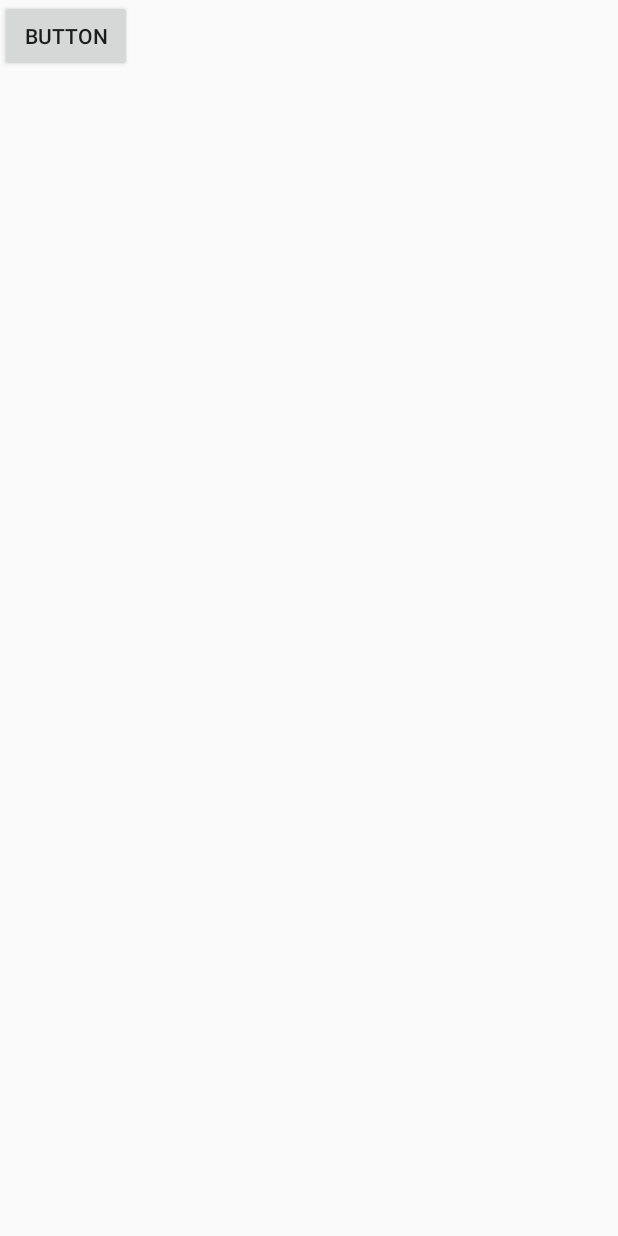
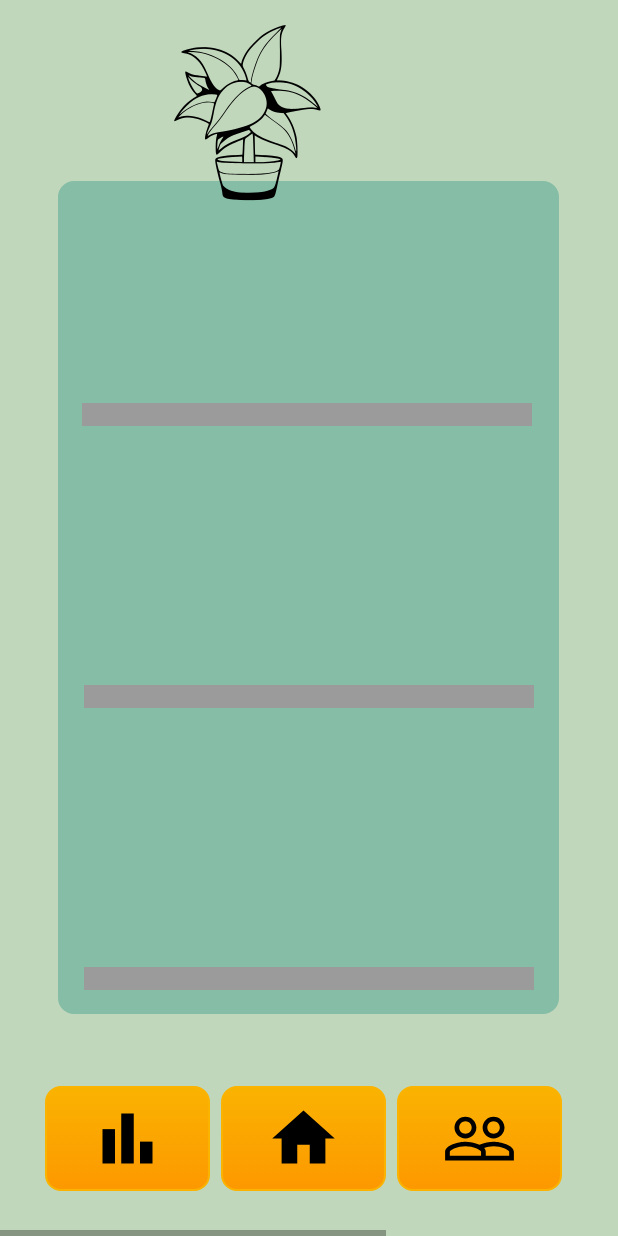
Before and after one commit to MarkSpaghetti/Waterify3.0, an Android app: the Shop screen opened directly, with no data from a screen before it, on a phone screen of 412 x 824 dp. Run offline under Robolectric (Android 15) with nearby library versions, the phone set to English and light mode, and no system bars.

Commit message:
shop + beginning sliding row

```diff
--- a/app/src/main/java/com/project/waterify30/Shop.java
+++ b/app/src/main/java/com/project/waterify30/Shop.java
@@ -3,12 +3,25 @@ package com.project.waterify30;
 import androidx.appcompat.app.AppCompatActivity;
 
 import android.os.Bundle;
+import android.view.View;
+import android.widget.ImageButton;
 
 public class Shop extends AppCompatActivity {
 
+    private ImageButton buttonHome;
+    private Logic logic = new Logic();
     @Override
     protected void onCreate(Bundle savedInstanceState) {
         super.onCreate(savedInstanceState);
         setContentView(R.layout.activity_shop);
+
+        buttonHome = (ImageButton) findViewById(R.id.home_button);
+        buttonHome.setOnClickListener(new View.OnClickListener() {
+            @Override
+            public void onClick(View v) {
+
+                logic.openActivity(Shop.this, Homepage.class);
+            }
+        });
     }
 }
--- a/app/src/main/res/layout/activity_shop.xml
+++ b/app/src/main/res/layout/activity_shop.xml
@@ -4,13 +4,118 @@
     xmlns:tools="http://schemas.android.com/tools"
     android:layout_width="match_parent"
     android:layout_height="match_parent"
-    tools:context=".Shop">
+    tools:context=".Shop"
+    android:background="@color/light_green">
 
-    <Button
-        android:id="@+id/button"
-        android:layout_width="wrap_content"
+    <ImageButton
+        android:id="@+id/statistics_button"
+        android:layout_width="110dp"
         android:layout_height="wrap_content"
-        android:text="Button"
-        tools:layout_editor_absoluteX="98dp"
-        tools:layout_editor_absoluteY="183dp" />
+        android:layout_marginStart="30dp"
+        android:src="@drawable/baseline_bar_chart_24"
+        android:background="@drawable/hp_buttons_background"
+        android:padding="10dp"
+        android:layout_marginBottom="30dp"
+        app:layout_constraintBottom_toBottomOf="parent"
+        app:layout_constraintStart_toEndOf="@id/home_button"
+        app:layout_constraintStart_toStartOf="parent"
+        />
+
+    <ImageButton
+        android:id="@+id/home_button"
+        android:layout_width="110dp"
+        android:layout_height="wrap_content"
+        android:src="@drawable/ic_home_black_24dp"
+        android:background="@drawable/hp_buttons_background"
+        android:padding="10dp"
+        android:layout_marginBottom="30dp"
+        app:layout_constraintBottom_toBottomOf="parent"
+        app:layout_constraintStart_toEndOf="@+id/statistics_button"
+        app:layout_constraintEnd_toStartOf="@id/socials_button"
+        />
+
+    <ImageButton
+        android:id="@+id/socials_button"
+        android:layout_width="110dp"
+        android:layout_height="wrap_content"
+        android:layout_marginEnd="30dp"
+        android:src="@drawable/baseline_people_outline_24dp"
+        android:background="@drawable/hp_buttons_background"
+        android:padding="10dp"
+        android:layout_marginBottom="30dp"
+        app:layout_constraintBottom_toBottomOf="parent"
+        app:layout_constraintStart_toEndOf="@+id/home_button"
+        app:layout_constraintEnd_toEndOf="parent"
+        />
+
+    <ImageView
+        android:id="@+id/ImageView1"
+        android:layout_width="334dp"
+        android:layout_height="555dp"
+        android:background="@drawable/green_background"
+        app:layout_constraintBottom_toTopOf="@+id/home_button"
+        app:layout_constraintEnd_toEndOf="parent"
+        app:layout_constraintHorizontal_bias="0.493"
+        app:layout_constraintStart_toStartOf="parent"
+        app:layout_constraintTop_toTopOf="parent"
+        app:layout_constraintVertical_bias="0.714" />
+
+    <ImageView
+        android:id="@+id/ImageView2"
+        android:layout_width="300dp"
+        android:layout_height="15dp"
+        android:layout_marginEnd="56dp"
+        android:layout_marginBottom="16dp"
+        android:background="@color/grey"
+        app:layout_constraintBottom_toBottomOf="@+id/ImageView1"
+        app:layout_constraintEnd_toEndOf="parent" />
+
+    <ImageView
+        android:id="@+id/ImageView3"
+        android:layout_width="300dp"
+        android:layout_height="15dp"
+        android:background="@color/grey"
+        app:layout_constraintBottom_toTopOf="@+id/ImageView2"
+        app:layout_constraintEnd_toEndOf="@+id/ImageView1"
+        app:layout_constraintStart_toStartOf="@+id/ImageView1"
+        app:layout_constraintTop_toBottomOf="@+id/ImageView4" />
+
+    <ImageView
+        android:id="@+id/ImageView4"
+        android:layout_width="300dp"
+        android:layout_height="15dp"
+        android:layout_marginStart="16dp"
+        android:layout_marginTop="148dp"
+        android:background="@color/grey"
+        app:layout_constraintStart_toStartOf="@+id/ImageView1"
+        app:layout_constraintTop_toTopOf="@+id/ImageView1" />
+
+    <HorizontalScrollView
+        android:layout_width="match_parent"
+        android:layout_height="match_parent"
+        >
+
+        <LinearLayout
+            android:layout_width="330dp"
+            android:layout_height="150dp"
+            android:orientation="horizontal" >
+
+            <ImageView
+                android:id="@+id/imageView8"
+                android:layout_width="330dp"
+                android:layout_height="150dp"
+                app:srcCompat="@drawable/plant" />
+
+            <ImageView
+                android:id="@+id/imageView9"
+                android:layout_width="330dp"
+                android:layout_height="150dp"
+                android:layout_weight="1"
+                app:srcCompat="@drawable/plant" />
+        </LinearLayout>
+    </HorizontalScrollView>
+
+
+
+
 </androidx.constraintlayout.widget.ConstraintLayout>
--- a/app/src/main/res/values/colors.xml
+++ b/app/src/main/res/values/colors.xml
@@ -2,6 +2,7 @@
 <resources>
     <color name="black">#FF000000</color>
     <color name="white">#FFFFFFFF</color>
+    <color name="grey">#9B9B9B</color>
     <color name="light_green">#C0D7BB</color>
     <color name="red">#DE713D</color>
     <color name="yellow">#FAB301</color>
```
